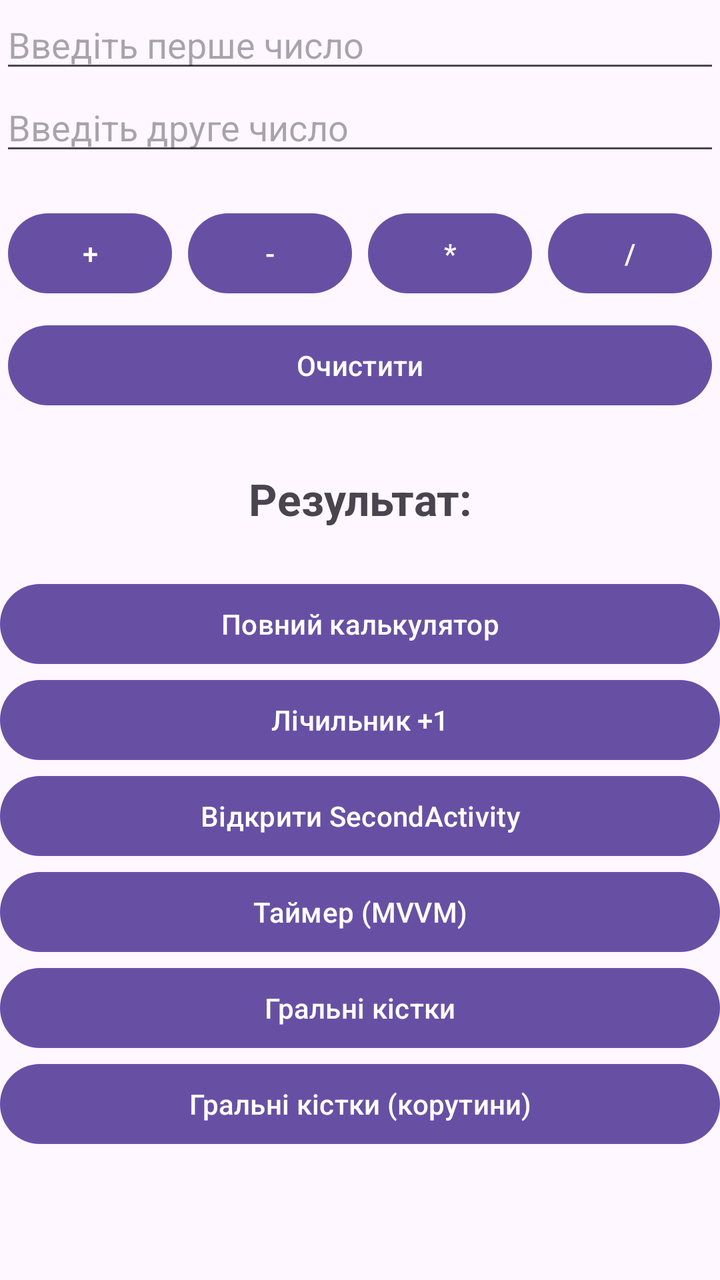
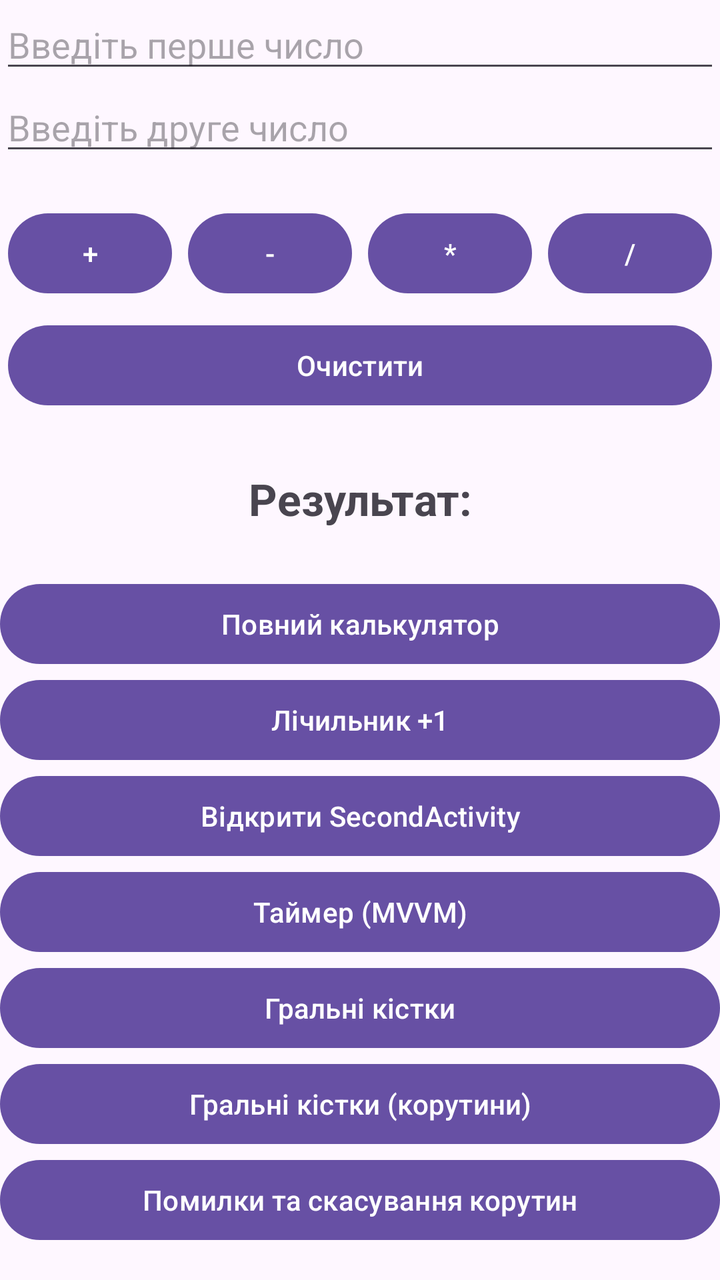

Screens rendered from an Android XML layout before and after an edit, with the pre-edit source and the edit as a unified diff.
<!-- AndroidManifest.xml: application theme Theme.Homework2_1 -->
<!-- res/layout/activity_main.xml -->
<?xml version="1.0" encoding="utf-8"?>
<LinearLayout xmlns:android="http://schemas.android.com/apk/res/android"
    xmlns:tools="http://schemas.android.com/tools"
    android:id="@+id/main"
    android:layout_width="match_parent"
    android:layout_height="match_parent"
    android:layout_margin="24dp"
    android:orientation="vertical"
    tools:context=".MainActivity">

    <EditText
        android:id="@+id/firstNumberInput"
        android:layout_width="match_parent"
        android:layout_height="wrap_content"
        android:hint="@string/first_number_hint"
        android:inputType="numberDecimal|numberSigned" />

    <EditText
        android:id="@+id/secondNumberInput"
        android:layout_width="match_parent"
        android:layout_height="wrap_content"
        android:hint="@string/second_number_hint"
        android:inputType="numberDecimal|numberSigned" />

    
    <LinearLayout
        android:layout_width="match_parent"
        android:layout_height="wrap_content"
        android:layout_marginTop="16dp"
        android:orientation="horizontal">

        <Button
            android:id="@+id/plusButton"
            android:layout_width="0dp"
            android:layout_height="wrap_content"
            android:layout_margin="4dp"
            android:layout_weight="1"
            android:text="+" />

        <Button
            android:id="@+id/minusButton"
            android:layout_width="0dp"
            android:layout_height="wrap_content"
            android:layout_margin="4dp"
            android:layout_weight="1"
            android:text="-" />

        <Button
            android:id="@+id/multiplyButton"
            android:layout_width="0dp"
            android:layout_height="wrap_content"
            android:layout_margin="4dp"
            android:layout_weight="1"
            android:text="*" />

        <Button
            android:id="@+id/divideButton"
            android:layout_width="0dp"
            android:layout_height="wrap_content"
            android:layout_margin="4dp"
            android:layout_weight="1"
            android:text="/" />

    </LinearLayout>

    <Button
        android:id="@+id/clearButton"
        android:layout_width="match_parent"
        android:layout_height="wrap_content"
        android:layout_margin="4dp"
        android:text="@string/clear" />

    <TextView
        android:id="@+id/resultText"
        android:layout_width="match_parent"
        android:layout_height="wrap_content"
        android:layout_marginTop="24dp"
        android:gravity="center"
        android:text="@string/result_empty"
        android:textSize="22sp"
        android:textStyle="bold" />

    
    <Button
        android:id="@+id/openFullCalculatorButton"
        android:layout_width="match_parent"
        android:layout_height="wrap_content"
        android:layout_marginTop="24dp"
        android:text="@string/open_full_calculator" />

    
    <Button
        android:id="@+id/countButton"
        android:layout_width="match_parent"
        android:layout_height="wrap_content"
        android:text="@string/count" />

    <Button
        android:id="@+id/openSecondButton"
        android:layout_width="match_parent"
        android:layout_height="wrap_content"
        android:text="@string/open_second" />

    <Button
        android:id="@+id/openTimerButton"
        android:layout_width="match_parent"
        android:layout_height="wrap_content"
        android:text="@string/open_timer" />

    <Button
        android:id="@+id/openDiceButton"
        android:layout_width="match_parent"
        android:layout_height="wrap_content"
        android:text="@string/open_dice" />

    <Button
        android:id="@+id/openDiceCoroutinesButton"
        android:layout_width="match_parent"
        android:layout_height="wrap_content"
        android:text="@string/open_dice_coroutines" />

</LinearLayout>
<!-- resources referenced by this layout -->
<resources>
  <string name="clear">Очистити</string>
  <string name="count">Лічильник +1</string>
  <string name="first_number_hint">Введіть перше число</string>
  <string name="open_dice">Гральні кістки</string>
  <string name="open_dice_coroutines">Гральні кістки (корутини)</string>
  <string name="open_full_calculator">Повний калькулятор</string>
  <string name="open_second">Відкрити SecondActivity</string>
  <string name="open_timer">Таймер (MVVM)</string>
  <string name="result_empty">Результат:</string>
  <string name="second_number_hint">Введіть друге число</string>
  <style name="Theme.Homework2_1" parent="Base.Theme.Homework2_1" />
  <style name="Base.Theme.Homework2_1" parent="Theme.Material3.DayNight.NoActionBar">
          
          
      </style>
</resources>

<!-- the commit's change to res/layout/activity_main.xml (unified diff, before → after) -->
@@ -119,4 +119,10 @@
         android:layout_height="wrap_content"
         android:text="@string/open_dice_coroutines" />
 
+    <Button
+        android:id="@+id/openCoroutineErrorsButton"
+        android:layout_width="match_parent"
+        android:layout_height="wrap_content"
+        android:text="@string/open_coroutine_errors" />
+
 </LinearLayout>
<!-- resource entries referenced after the edit -->
@@ -3,6 +3,7 @@
   <string name="clear">Очистити</string>
   <string name="count">Лічильник +1</string>
   <string name="first_number_hint">Введіть перше число</string>
+  <string name="open_coroutine_errors">Помилки та скасування корутин</string>
   <string name="open_dice">Гральні кістки</string>
   <string name="open_dice_coroutines">Гральні кістки (корутини)</string>
   <string name="open_full_calculator">Повний калькулятор</string>
